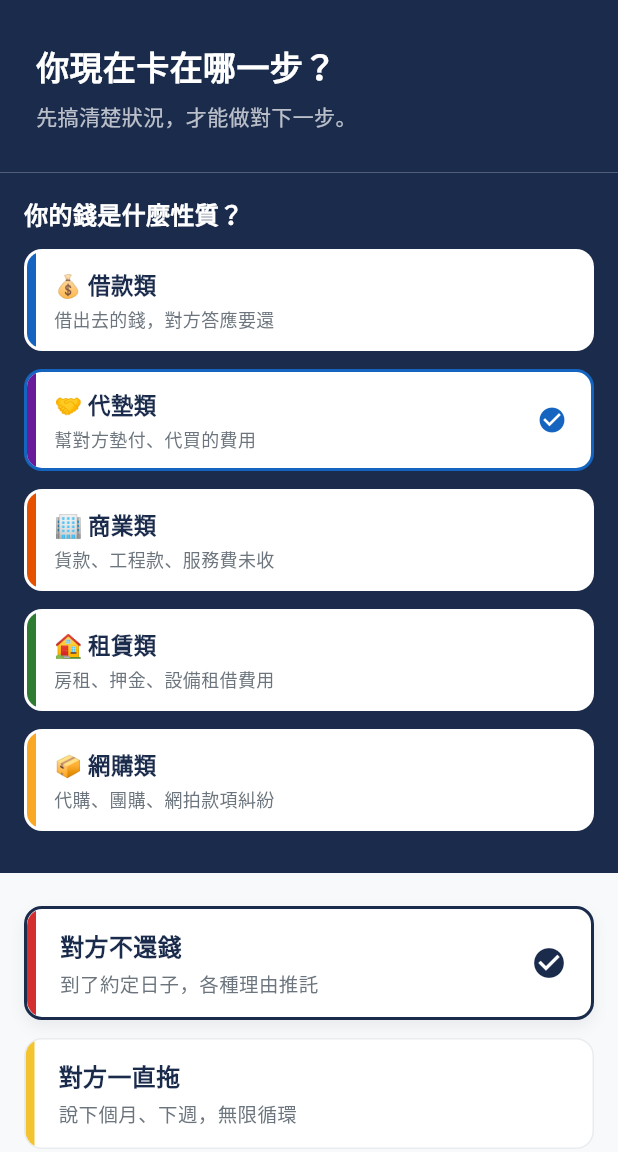
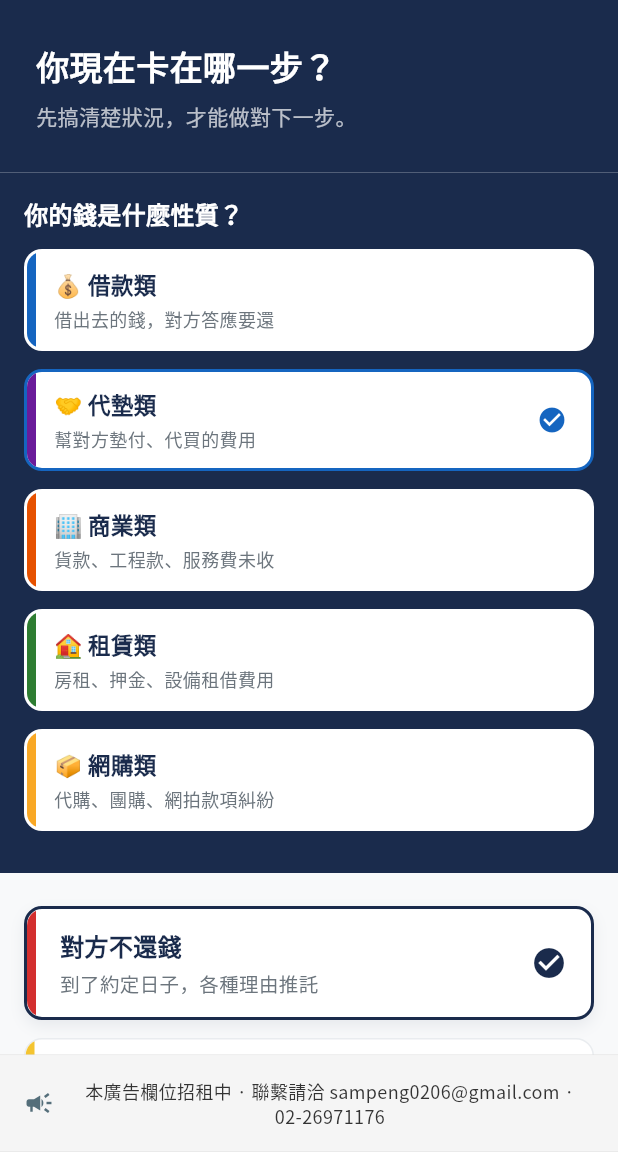
Before and after one commit to sampeng0206-web/moneyback, a Flutter app: the screen it shows after launch, after a tap on "🤝 代墊類", on a phone screen of 412 x 824 dp, the part 84-1236 px from its top. Run offline on Flutter 3.47's test engine with Material 3 defaults, Android fonts, the light colour scheme and no system bars; our stand-ins replace firebase_core, firebase_messaging, firebase_remote_config, flutter_local_notifications, google_fonts, pdf and 4 more; missing offline and left inert: purchases_flutter; accounts and stored records are empty.

Commit message:
feat: integrate Firebase Remote Config self-serve banner ad, remove AdMob

```diff
--- a/lib/main.dart
+++ b/lib/main.dart
@@ -8,10 +8,32 @@ import 'screens/case_entry_screen.dart';
 import 'screens/ai_check_screen.dart';
 import 'screens/action_center_screen.dart';
 
-import 'services/ad_service.dart';
+import 'package:firebase_core/firebase_core.dart';
+import 'package:firebase_remote_config/firebase_remote_config.dart';
 
 void main() async {
   WidgetsFlutterBinding.ensureInitialized();
+
+  // Initialize Firebase and Remote Config
+  try {
+    if (Firebase.apps.isEmpty) {
+      await Firebase.initializeApp();
+    }
+    final remoteConfig = FirebaseRemoteConfig.instance;
+    await remoteConfig.setConfigSettings(RemoteConfigSettings(
+      fetchTimeout: const Duration(minutes: 1),
+      minimumFetchInterval: const Duration(hours: 1),
+    ));
+    await remoteConfig.setDefaults(const {
+      "ad_banner_enabled": true,
+      "ad_banner_image_url": "",
+      "ad_banner_target_url": "mailto:sampeng0206@gmail.com",
+      "ad_banner_link_type": "mailto",
+    });
+    await remoteConfig.fetchAndActivate();
+  } catch (e) {
+    debugPrint('Firebase/RemoteConfig initialization failed: $e');
+  }
 
   // Initialize Background & Local Services
   await NotificationService.initialize();
@@ -19,11 +41,6 @@ void main() async {
     await IapService.initialize();
   } catch (e) {
     debugPrint('IapService init failed: $e');
-  }
-  try {
-    await AdService.initialize();
-  } catch (e) {
-    debugPrint('AdService init failed: $e');
   }
 
   runApp(
--- a/lib/screens/ai_check_screen.dart
+++ b/lib/screens/ai_check_screen.dart
@@ -4,7 +4,7 @@ import 'package:flutter/foundation.dart';
 import 'package:provider/provider.dart';
 import '../providers/case_state.dart';
 import '../theme.dart';
-import '../services/ad_service.dart';
+import '../widgets/remote_ad_banner.dart';
 
 class AiCheckScreen extends StatefulWidget {
   const AiCheckScreen({super.key});
@@ -106,7 +106,7 @@ class _AiCheckScreenState extends State<AiCheckScreen> {
     return Stack(
       children: [
         Scaffold(
-          bottomNavigationBar: state.isPremium ? null : const BannerAdWidget(),
+          bottomNavigationBar: state.isPremium ? null : const RemoteAdBanner(),
           backgroundColor: AppTheme.bgLight,
           appBar: AppBar(
             backgroundColor: AppTheme.primaryNavy,
--- a/lib/services/ad_service.dart
+++ /dev/null
@@ -1,135 +0,0 @@
-import 'dart:io' show Platform;
-import 'package:flutter/material.dart';
-import 'package:google_mobile_ads/google_mobile_ads.dart';
-
-class AdService {
-  static const String _iosBannerAdUnitId = 'ca-app-pub-3755777658581400/9592306171';
-  static const String _androidBannerAdUnitId = 'ca-app-pub-3755777658581400/3683410892';
-
-  static const String _iosInterstitialAdUnitId = 'ca-app-pub-3755777658581400/2835326136';
-  static const String _androidInterstitialAdUnitId = 'ca-app-pub-3755777658581400/3916832301';
-
-  static InterstitialAd? _interstitialAd;
-  static bool _isInterstitialLoading = false;
-
-  static String get _bannerAdUnitId => Platform.isIOS ? _iosBannerAdUnitId : _androidBannerAdUnitId;
-  static String get _interstitialAdUnitId => Platform.isIOS ? _iosInterstitialAdUnitId : _androidInterstitialAdUnitId;
-
-  static Future<void> initialize() async {
-    await MobileAds.instance.initialize();
-    _loadInterstitialAd();
-  }
-
-  static void _loadInterstitialAd() {
-    if (_isInterstitialLoading) return;
-    _isInterstitialLoading = true;
-    InterstitialAd.load(
-      adUnitId: _interstitialAdUnitId,
-      request: const AdRequest(),
-      adLoadCallback: InterstitialAdLoadCallback(
-        onAdLoaded: (ad) {
-          _interstitialAd = ad;
-          _isInterstitialLoading = false;
-        },
-        onAdFailedToLoad: (error) {
-          debugPrint("Interstitial ad failed to load: $error");
-          _interstitialAd = null;
-          _isInterstitialLoading = false;
-        },
-      ),
-    );
-  }
-
-  static Widget? getBannerAd() {
-    return const BannerAdWidget();
-  }
-
-  static Future<void> showInterstitialAd({
-    BuildContext? context,
-    VoidCallback? onAdDismissed,
-  }) async {
-    if (_interstitialAd == null) {
-      onAdDismissed?.call();
-      _loadInterstitialAd();
-      return;
-    }
-
-    _interstitialAd!.fullScreenContentCallback = FullScreenContentCallback(
-      onAdDismissedFullScreenContent: (ad) {
-        ad.dispose();
-        _interstitialAd = null;
-        _loadInterstitialAd();
-        onAdDismissed?.call();
-      },
-      onAdFailedToShowFullScreenContent: (ad, error) {
-        ad.dispose();
-        _interstitialAd = null;
-        _loadInterstitialAd();
-        onAdDismissed?.call();
-      },
-    );
-
-    await _interstitialAd!.show();
-  }
-
-  static void dispose() {
-    _interstitialAd?.dispose();
-    _interstitialAd = null;
-  }
-}
-
-class BannerAdWidget extends StatefulWidget {
-  const BannerAdWidget({super.key});
-
-  @override
-  State<BannerAdWidget> createState() => _BannerAdWidgetState();
-}
-
-class _BannerAdWidgetState extends State<BannerAdWidget> {
-  BannerAd? _bannerAd;
-  bool _isLoaded = false;
-
-  @override
-  void initState() {
-    super.initState();
-    _loadBannerAd();
-  }
-
-  void _loadBannerAd() {
-    _bannerAd = BannerAd(
-      adUnitId: AdService._bannerAdUnitId,
-      size: AdSize.banner,
-      request: const AdRequest(),
-      listener: BannerAdListener(
-        onAdLoaded: (ad) {
-          if (mounted) {
-            setState(() {
-              _isLoaded = true;
-            });
-          }
-        },
-        onAdFailedToLoad: (ad, error) {
-          ad.dispose();
-        },
-      ),
-    )..load();
-  }
-
-  @override
-  void dispose() {
-    _bannerAd?.dispose();
-    super.dispose();
-  }
-
-  @override
-  Widget build(BuildContext context) {
-    if (!_isLoaded || _bannerAd == null) {
-      return const SizedBox.shrink();
-    }
-    return SizedBox(
-      width: _bannerAd!.size.width.toDouble(),
-      height: _bannerAd!.size.height.toDouble(),
-      child: AdWidget(ad: _bannerAd!),
-    );
-  }
-}
--- a/lib/services/notification_service.dart
+++ b/lib/services/notification_service.dart
@@ -56,7 +56,9 @@ class NotificationService {
         // We attempt to initialize Firebase. In a standalone environment,
         // this will fail if google-services.json or GoogleService-Info.plist are missing.
         // We catch the error so the app continues running without crashing.
-        await Firebase.initializeApp();
+        if (Firebase.apps.isEmpty) {
+          await Firebase.initializeApp();
+        }
 
         final FirebaseMessaging messaging = FirebaseMessaging.instance;
 
--- /dev/null
+++ b/lib/widgets/remote_ad_banner.dart
@@ -0,0 +1,112 @@
+import 'package:flutter/material.dart';
+import 'package:firebase_remote_config/firebase_remote_config.dart';
+import 'package:url_launcher/url_launcher.dart';
+
+class RemoteAdBanner extends StatelessWidget {
+  const RemoteAdBanner({super.key});
+
+  Future<void> _handleTap(String targetUrl, String linkType) async {
+    try {
+      if (linkType == "mailto") {
+        final email = targetUrl.replaceAll('mailto:', '').trim();
+        final uri = Uri.parse('mailto:$email');
+        if (await canLaunchUrl(uri)) {
+          await launchUrl(uri);
+        } else {
+          debugPrint('Cannot launch email: $email');
+        }
+      } else {
+        // web or fallback
+        final uri = Uri.parse(targetUrl);
+        await launchUrl(uri, mode: LaunchMode.externalApplication);
+      }
+    } catch (e) {
+      debugPrint('Error launching URL: $e');
+    }
+  }
+
+  Widget _buildFallback() {
+    return Container(
+      height: 65,
+      color: const Color(0xFFF5F5F5), // Light gray background
+      alignment: Alignment.center,
+      padding: const EdgeInsets.symmetric(horizontal: 16),
+      child: Row(
+        mainAxisAlignment: MainAxisAlignment.center,
+        children: [
+          Icon(Icons.campaign, color: Colors.blueGrey[600], size: 20),
+          const SizedBox(width: 8),
+          const Expanded(
+            child: Text(
+              '本廣告欄位招租中 · 聯繫請洽 sampeng0206@gmail.com · 02-26971176',
+              style: TextStyle(
+                fontSize: 12,
+                color: Color(0xFF333333),
+                fontWeight: FontWeight.w500,
+              ),
+              textAlign: TextAlign.center,
+              maxLines: 2,
+              overflow: TextOverflow.ellipsis,
+            ),
+          ),
+        ],
+      ),
+    );
+  }
+
+  @override
+  Widget build(BuildContext context) {
+    final remoteConfig = FirebaseRemoteConfig.instance;
+
+    // Retrieve values from Remote Config
+    final bool isEnabled = remoteConfig.getBool('ad_banner_enabled');
+    if (!isEnabled) {
+      return const SizedBox.shrink();
+    }
+
+    final String imageUrl = remoteConfig.getString('ad_banner_image_url');
+    final String targetUrl = remoteConfig.getString('ad_banner_target_url');
+    final String linkType = remoteConfig.getString('ad_banner_link_type');
+
+    return GestureDetector(
+      onTap: () => _handleTap(targetUrl, linkType),
+      child: Container(
+        height: 65,
+        width: double.infinity,
+        decoration: const BoxDecoration(
+          color: Color(0xFFF5F5F5),
+          border: Border(
+            top: BorderSide(color: Color(0xFFE0E0E0), width: 0.5),
+            bottom: BorderSide(color: Color(0xFFE0E0E0), width: 0.5),
+          ),
+        ),
+        child: imageUrl.trim().isNotEmpty
+            ? Image.network(
+                imageUrl,
+                height: 65,
+                width: double.infinity,
+                fit: BoxFit.cover,
+                loadingBuilder: (context, child, loadingProgress) {
+                  if (loadingProgress == null) return child;
+                  return Container(
+                    height: 65,
+                    alignment: Alignment.center,
+                    child: const SizedBox(
+                      width: 24,
+                      height: 24,
+                      child: CircularProgressIndicator(
+                        strokeWidth: 2,
+                        valueColor: AlwaysStoppedAnimation<Color>(Colors.grey),
+                      ),
+                    ),
+                  );
+                },
+                errorBuilder: (context, error, stackTrace) {
+                  return _buildFallback();
+                },
+              )
+            : _buildFallback(),
+      ),
+    );
+  }
+}
--- a/pubspec.yaml
+++ b/pubspec.yaml
@@ -2,7 +2,7 @@ name: moneyback
 description: "鋡急??Ｘ????捱蝑??菜?靽?拇?"
 publish_to: 'none'
 
-version: 1.0.1+12
+version: 1.0.1+13
 
 environment:
   sdk: '>=3.0.0 <4.0.0'
@@ -21,11 +21,11 @@ dependencies:
   purchases_flutter: ^8.11.0
   firebase_core: ^3.4.0
   firebase_messaging: ^15.0.0
+  firebase_remote_config: ^5.5.0
   flutter_local_notifications: ^17.1.2
   intl: ^0.19.0
   google_fonts: ^6.2.1
   http: ^1.2.1
-  google_mobile_ads: ^9.0.0
 
 
 dev_dependencies:
```
Also changed, not shown: lib/screens/action_center_screen.dart (+3 -5 lines), lib/screens/case_entry_screen.dart (+4 -18 lines), pubspec.lock, 8 other files.
